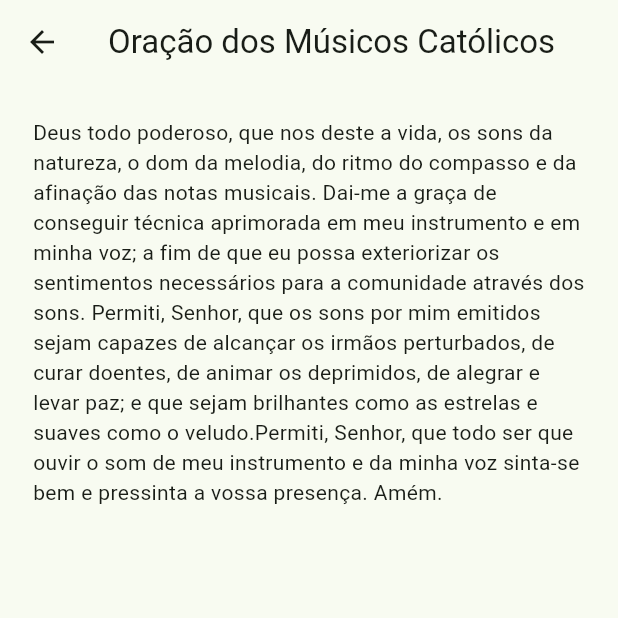
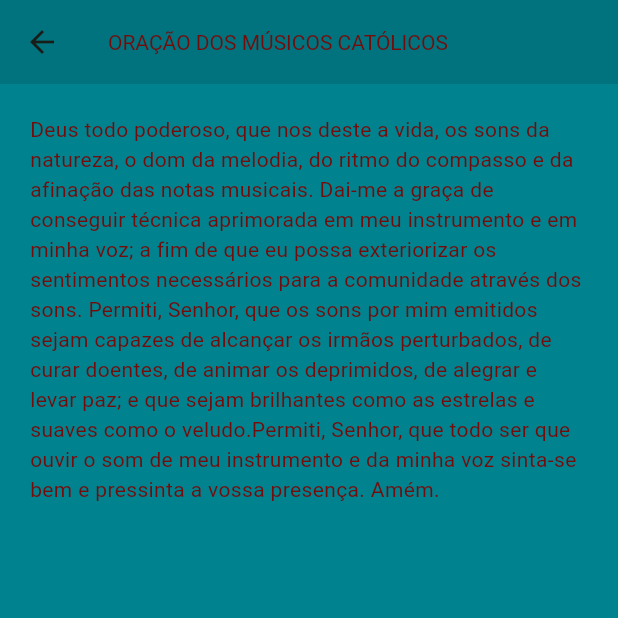
Before and after one commit to ddiasguto/mliturgica, a Flutter app: the Oracao screen opened directly, on a phone screen of 412 x 824 dp, the top half of it. Run offline on Flutter 3.47's test engine with Material 2 defaults, Android fonts, the phone set to English and light mode, and no system bars; our stand-ins replace text_scroll.

Commit message:
oracao page redesigned

```diff
--- a/lib/components/oration.dart
+++ b/lib/components/oration.dart
@@ -18,7 +18,7 @@ Widget sentOration(context) {
                 mainAxisAlignment: MainAxisAlignment.center,
                 children: [
                   Text(
-                    'Oração',
+                    'Oração'.toUpperCase(),
                     style: TextStyle(
                       color: Colors.green[800],
                       fontSize: 20,
--- a/lib/pages/oracao_page.dart
+++ b/lib/pages/oracao_page.dart
@@ -1,3 +1,5 @@
+import 'package:diasguto/components/app_bars.dart';
+import 'package:diasguto/models/colors.dart';
 import 'package:diasguto/oracao/oracao.dart';
 import 'package:flutter/material.dart';
 
@@ -7,17 +9,24 @@ class Oracao extends StatelessWidget {
   @override
   Widget build(BuildContext context) {
     return Scaffold(
+      backgroundColor: Colors.cyan[800],
       appBar: AppBar(
-        title: Text('Oração dos Músicos Católicos'),
+        title: Text(
+          'Oração dos Músicos Católicos'.toUpperCase(),
+          style: TextStyle(fontSize: 14, color: redApp),
+        ),
+        backgroundColor: blackApp,
       ),
       body: SingleChildScrollView(
-          child: Padding(
-        padding: const EdgeInsets.all(22),
-        child: Text(
-          oracao,
-          softWrap: true,
+        child: Padding(
+          padding: const EdgeInsets.all(20),
+          child: Text(
+            oracao,
+            softWrap: true,
+            style: TextStyle(color: redApp),
+          ),
         ),
-      )),
+      ),
     );
   }
 }
```
